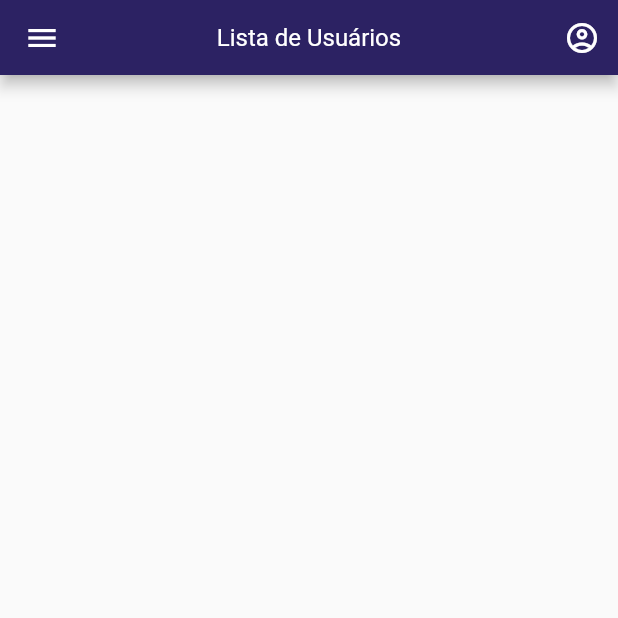
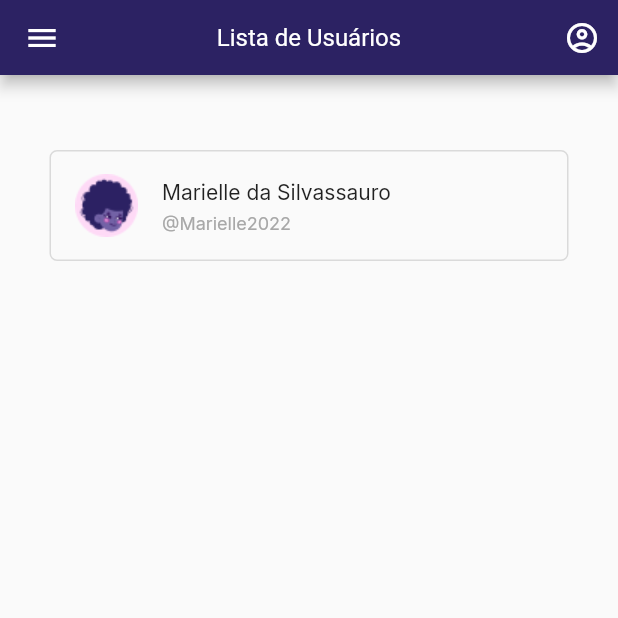
Before and after one commit to JadeChristal/flutterProject, a Flutter app: the UserList screen opened directly, on a phone screen of 412 x 824 dp, the top half of it. Run offline on Flutter 3.47's test engine with Material 2 defaults, Android fonts, the phone set to English and light mode, and no system bars; our stand-ins replace google_fonts.

Commit message:
atualizando a branch

```diff
--- a/lib/main.dart
+++ b/lib/main.dart
@@ -1,7 +1,8 @@
 import 'package:flutter/material.dart';
 import 'package:flutter_project/profile.dart';
+import 'package:flutter_project/profileEdit.dart';
 import 'package:flutter_project/userlist.dart';
-import 'package:flutter_project/profileEdit.dart';
+import 'package:google_fonts/google_fonts.dart';
 
 void main() {
   runApp(const MyApp());
@@ -12,104 +13,55 @@ class MyApp extends StatelessWidget {
 
   @override
   Widget build(BuildContext context) {
-    return MaterialApp(
-      debugShowCheckedModeBanner: false,
-      initialRoute: 'menu',
-      routes: {
-        'menu': (context) => const MenuScreen(),
-        'editProfileScreen': (context) => const EditProfileScreen(),
-        'userListScreen': (context) => const UserListScreen(),
-        'profileScreen': (context) => const ProfileScreen(),
-      },
-    );
-  }
-}
-
-// Screen1
-class MenuScreen extends StatelessWidget {
-  const MenuScreen({Key? key}) : super(key: key);
-
-  @override
-  Widget build(BuildContext context) {
-    return MaterialApp(
-      debugShowCheckedModeBanner: false,
-      home: Scaffold(
-        appBar: AppBar(
-          backgroundColor: const Color(0xFF2C2263),
-          title: const Text('Futuro menu'),
-          centerTitle: true,
-        ),
-        body: Center(
-          child: Column(
-            mainAxisAlignment: MainAxisAlignment.center,
-            children: <Widget>[
-              ElevatedButton(
-                child: const Text('Edit'),
-                onPressed: () {
-                  //print('Clicked on screen 1 button');
-                  Navigator.pushNamed(context, 'editProfileScreen');
-                },
-              ),
-              const SizedBox(height: 10),
-              ElevatedButton(
-                child: const Text('userListScreen'),
-                onPressed: () {
-                  //print('Clicked on screen 1 button');
-                  Navigator.pushNamed(context, 'userListScreen');
-                },
-              ),
-              const SizedBox(height: 10),
-              ElevatedButton(
-                child: const Text('profile'),
-                onPressed: () {
-                  //print('Clicked on screen 1 button');
-                  Navigator.pushNamed(context, 'profileScreen');
-                },
-              ),
-            ],
-          ),
-        ),
-      ),
-    );
-  }
-}
-
-//Screen2
-class EditProfileScreen extends StatelessWidget {
-  const EditProfileScreen({Key? key}) : super(key: key);
-
-  @override
-  Widget build(BuildContext context) {
     return const MaterialApp(
       debugShowCheckedModeBanner: false,
-      title: 'Reds',
-      home: ProfileEdit(),
-    );
-  }
-}
-
-class UserListScreen extends StatelessWidget {
-  const UserListScreen({Key? key}) : super(key: key);
-
-  @override
-  Widget build(BuildContext context) {
-    return const MaterialApp(
-      debugShowCheckedModeBanner: false,
-      title: 'Reds',
       home: UserList(),
     );
   }
 }
 
-class ProfileScreen extends StatelessWidget {
-  const ProfileScreen({Key? key}) : super(key: key);
-
-  @override
-  Widget build(BuildContext context) {
-    return const MaterialApp(
-      debugShowCheckedModeBanner: false,
-      title: 'Reds',
-      home: Profile(),
-    );
-  }
+Widget drawerMenu(BuildContext context) {
+  return Drawer(
+    child: ListView(
+      children: [
+        ListTile(
+          title: Text('Reds',
+              style: GoogleFonts.italiana(
+                fontWeight: FontWeight.w400,
+                fontSize: 24,
+                color: const Color(0xFF2C2263),
+              )),
+          contentPadding:
+              const EdgeInsets.only(left: 26, right: 135, top: 27, bottom: 48),
+        ),
+        ListTile(
+          title: Text(
+            'Meu Perfil',
+            style:
+                GoogleFonts.roboto(fontSize: 14, fontWeight: FontWeight.w400),
+          ),
+          onTap: () {
+            Navigator.push(context,
+                MaterialPageRoute(builder: (context) => const Profile()));
+          },
+          contentPadding: const EdgeInsets.only(
+            left: 26,
+            right: 135,
+          ),
+        ),
+        ListTile(
+          title: Text(
+            'Lista de usuários',
+            style:
+                GoogleFonts.roboto(fontSize: 14, fontWeight: FontWeight.w400),
+          ),
+          onTap: () {
+            Navigator.push(context,
+                MaterialPageRoute(builder: (context) => const UserList()));
+          },
+          contentPadding: const EdgeInsets.only(left: 26, right: 135),
+        ),
+      ],
+    ),
+  );
 }
--- a/lib/userlist.dart
+++ b/lib/userlist.dart
@@ -1,4 +1,5 @@
 import 'package:flutter/material.dart';
+import 'package:flutter_project/main.dart';
 import 'package:google_fonts/google_fonts.dart';
 
 class UserList extends StatelessWidget {
@@ -18,17 +19,6 @@ class UserList extends StatelessWidget {
             fontSize: 16,
           ),
         ),
-        leading: Builder(
-          builder: (BuildContext context) {
-            return IconButton(
-              icon: const Icon(Icons.menu),
-              onPressed: () {
-                Scaffold.of(context).openDrawer();
-              },
-              tooltip: MaterialLocalizations.of(context).openAppDrawerTooltip,
-            );
-          },
-        ),
         actions: <Widget>[
           IconButton(
             icon: const Icon(Icons.account_circle_outlined),
@@ -40,6 +30,44 @@ class UserList extends StatelessWidget {
           ),
         ],
       ),
+      drawer: drawerMenu(context),
+      body: ListView(
+        padding:
+            const EdgeInsets.only(right: 33, left: 33, top: 50, bottom: 24),
+        children: [_list],
+      ),
     );
   }
 }
+
+Widget _list = Container(
+  alignment: Alignment.center,
+/*   width: 309,
+  height: 60, */
+  decoration: BoxDecoration(
+      borderRadius: BorderRadius.circular(5),
+      border: Border.all(
+        color: const Color(0xffDADADA),
+        width: 1,
+      )),
+  child: ListTile(
+    //contentPadding: EdgeInsets.symmetric(horizontal: 40),
+    minLeadingWidth: 23,
+    leading: Image.asset('images/Ellipse 2.png'),
+    title: Text(
+      'Marielle da Silvassauro',
+      style: GoogleFonts.inter(
+        fontSize: 14,
+        fontWeight: FontWeight.w400,
+      ),
+    ),
+    subtitle: Text(
+      '@Marielle2022',
+      style: GoogleFonts.inter(
+        color: const Color(0xFFA8A8A8),
+        fontSize: 12,
+        fontWeight: FontWeight.w400,
+      ),
+    ),
+  ),
+);
--- a/pubspec.yaml
+++ b/pubspec.yaml
@@ -59,8 +59,8 @@ flutter:
   uses-material-design: true
 
   # To add assets to your application, add an assets section, like this:
- # assets:
- #    - images/Vector.png
+  assets:
+     - images/Ellipse 2.png
 
   # An image asset can refer to one or more resolution-specific "variants", see
   # https://flutter.dev/assets-and-images/#resolution-aware
```
